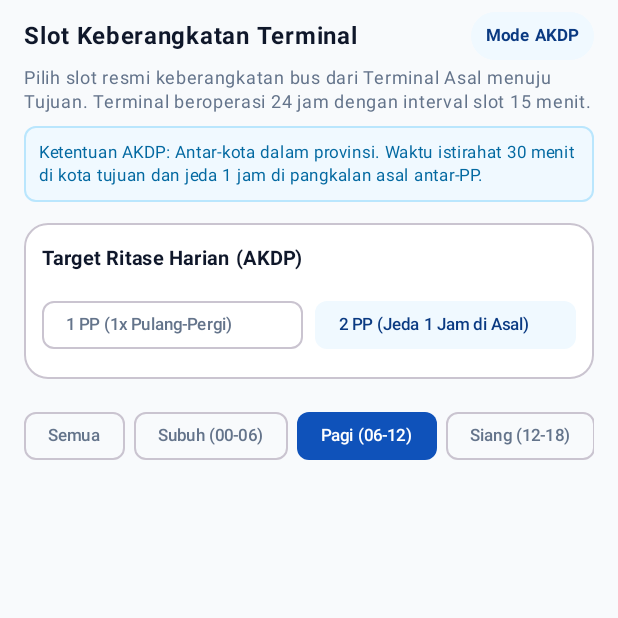
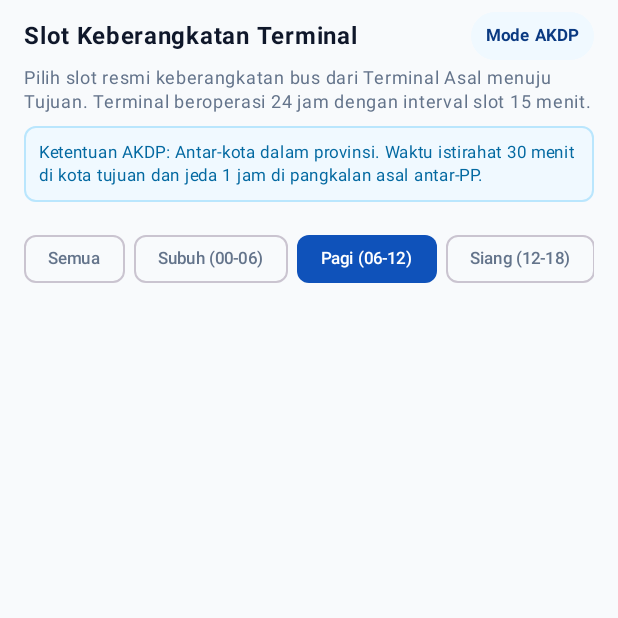
Before and after one commit to MuhammadKrisna18/busmanager, an Android app built with Jetpack Compose: the composable Slide4DepartureSlots shown on its own in the app's theme, on a phone screen of 412 x 824 dp, the top half of it. Run offline under Robolectric (Android 15) with nearby library versions, the phone set to English and light mode, and no system bars; 3 statements that could not run were skipped.

Commit message:
fix(wizard): lock AKDP to 2 PP in step 4 and add bottom scroll padding for schedule timeline

```diff
--- a/app/build.gradle.kts
+++ b/app/build.gradle.kts
@@ -12,8 +12,8 @@ android {
     applicationId = "com.example.busmanager"
     minSdk = 24
     targetSdk = 36
-    versionCode = 35
-    versionName = "2.27.0"
+    versionCode = 36
+    versionName = "2.27.1"
   }
 
   signingConfigs {
--- a/app/src/main/kotlin/com/example/busmanager/presentation/route/wizard/components/Slide4DepartureSlots.kt
+++ b/app/src/main/kotlin/com/example/busmanager/presentation/route/wizard/components/Slide4DepartureSlots.kt
@@ -3,6 +3,7 @@ package com.example.busmanager.presentation.route.wizard.components
 import androidx.compose.foundation.horizontalScroll
 import androidx.compose.foundation.layout.Arrangement
 import androidx.compose.foundation.layout.Column
+import androidx.compose.foundation.layout.PaddingValues
 import androidx.compose.foundation.layout.Row
 import androidx.compose.foundation.layout.Spacer
 import androidx.compose.foundation.layout.fillMaxWidth
@@ -55,7 +56,8 @@ fun Slide4DepartureSlots(
     LazyColumn(
         modifier = modifier
             .fillMaxWidth()
-            .padding(horizontal = 16.dp, vertical = 8.dp)
+            .padding(horizontal = 16.dp, vertical = 8.dp),
+        contentPadding = PaddingValues(bottom = 48.dp)
     ) {
         item {
             ModeBadgeBanner(
@@ -64,53 +66,6 @@ fun Slide4DepartureSlots(
                 destCity = destCity
             )
             Spacer(modifier = Modifier.height(14.dp))
-        }
-
-        if (!isAkap) {
-            item {
-                Card(
-                    modifier = Modifier.fillMaxWidth(),
-                    shape = RoundedCornerShape(AppDimens.radiusMedium),
-                    colors = CardDefaults.cardColors(containerColor = SurfaceWhite),
-                    border = CardDefaults.outlinedCardBorder()
-                ) {
-                    Column(modifier = Modifier.padding(12.dp)) {
-                        Text(
-                            text = "Target Ritase Harian (AKDP)",
-                            fontSize = 13.sp,
-                            fontWeight = FontWeight.Bold,
-                            color = TextDark
-                        )
-                        Spacer(modifier = Modifier.height(8.dp))
-                        Row(
-                            modifier = Modifier.fillMaxWidth(),
-                            horizontalArrangement = Arrangement.spacedBy(8.dp)
-                        ) {
-                            FilterChip(
-                                selected = uiState.targetRitCount == 1,
-                                onClick = { onSetTargetRitCount(1) },
-                                label = { Text("1 PP (1x Pulang-Pergi)", fontSize = 11.sp) },
-                                colors = FilterChipDefaults.filterChipColors(
-                                    selectedContainerColor = IceBlue,
-                                    selectedLabelColor = PrimaryBlueDark
-                                ),
-                                modifier = Modifier.weight(1f)
-                            )
-                            FilterChip(
-                                selected = uiState.targetRitCount == 2,
-                                onClick = { onSetTargetRitCount(2) },
-                                label = { Text("2 PP (Jeda 1 Jam di Asal)", fontSize = 11.sp) },
-                                colors = FilterChipDefaults.filterChipColors(
-                                    selectedContainerColor = IceBlue,
-                                    selectedLabelColor = PrimaryBlueDark
-                                ),
-                                modifier = Modifier.weight(1f)
-                            )
-                        }
-                    }
-                }
-                Spacer(modifier = Modifier.height(14.dp))
-            }
         }
 
         item {
@@ -147,7 +102,7 @@ fun Slide4DepartureSlots(
         uiState.dailySchedulePlan?.let { plan ->
             item {
                 ScheduleTimelineCard(plan = plan)
-                Spacer(modifier = Modifier.height(16.dp))
+                Spacer(modifier = Modifier.height(24.dp))
             }
         }
     }
```
Also changed, not shown: 1 other file.
